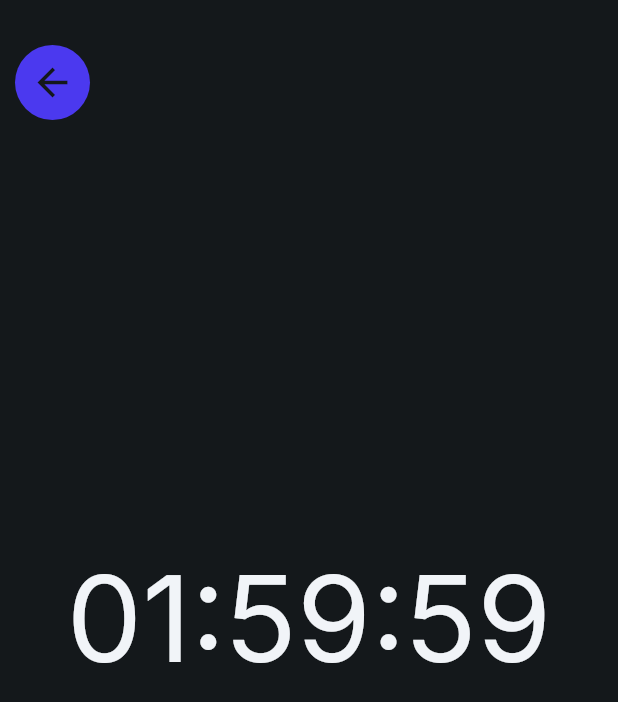
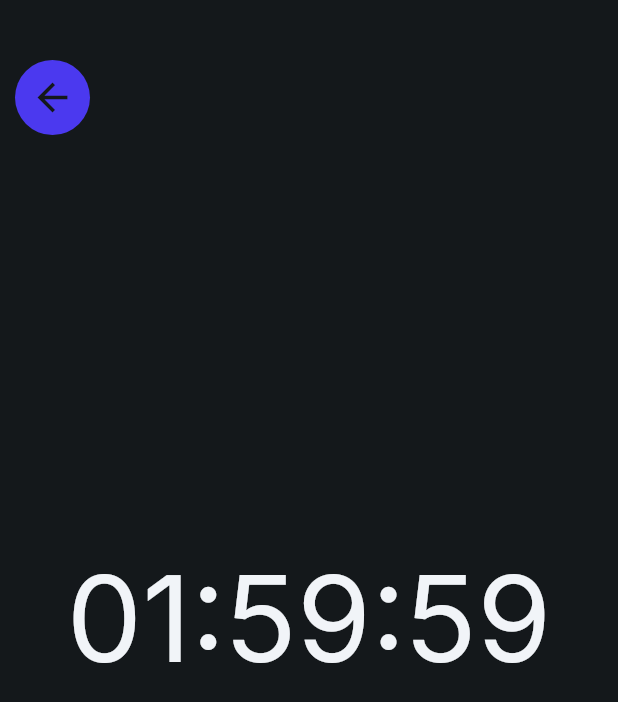
Before and after one commit to Snag-Delivery/SBHacks25, a Flutter app: the CountDownWidget screen opened by its route, on a phone screen of 412 x 824 dp. Shown: the top 702 px of the screen. Run offline on Flutter 3.47's test engine with Material 3 defaults, Android fonts, the light colour scheme and no system bars; our stand-ins replace auto_size_text, flutter_animate, font_awesome_flutter, from_css_color, go_router, google_fonts and 3 more; missing offline and left inert: json_path; accounts and stored records are empty.

Commit message:
Updating to latest FlutterFlow output.

```diff
--- a/lib/components/back_button_widget.dart
+++ b/lib/components/back_button_widget.dart
@@ -36,7 +36,7 @@ class _BackButtonWidgetState extends State<BackButtonWidget> {
   @override
   Widget build(BuildContext context) {
     return Padding(
-      padding: const EdgeInsetsDirectional.fromSTEB(10.0, 30.0, 0.0, 0.0),
+      padding: const EdgeInsetsDirectional.fromSTEB(10.0, 40.0, 0.0, 0.0),
       child: InkWell(
         splashColor: Colors.transparent,
         focusColor: Colors.transparent,
```
